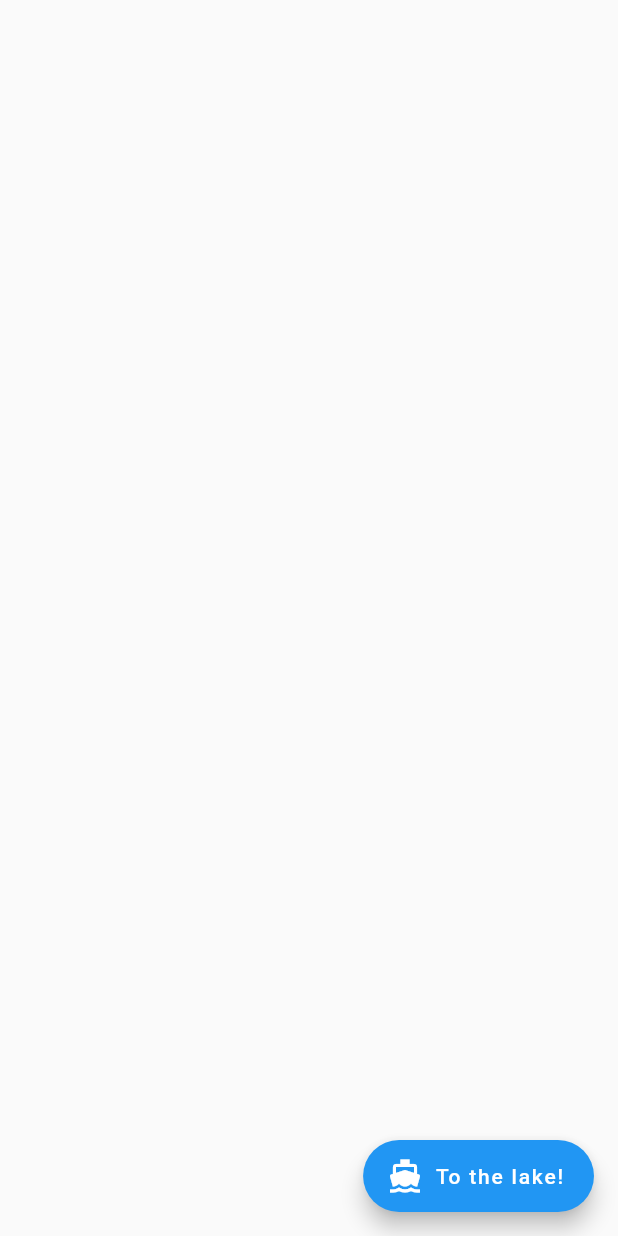
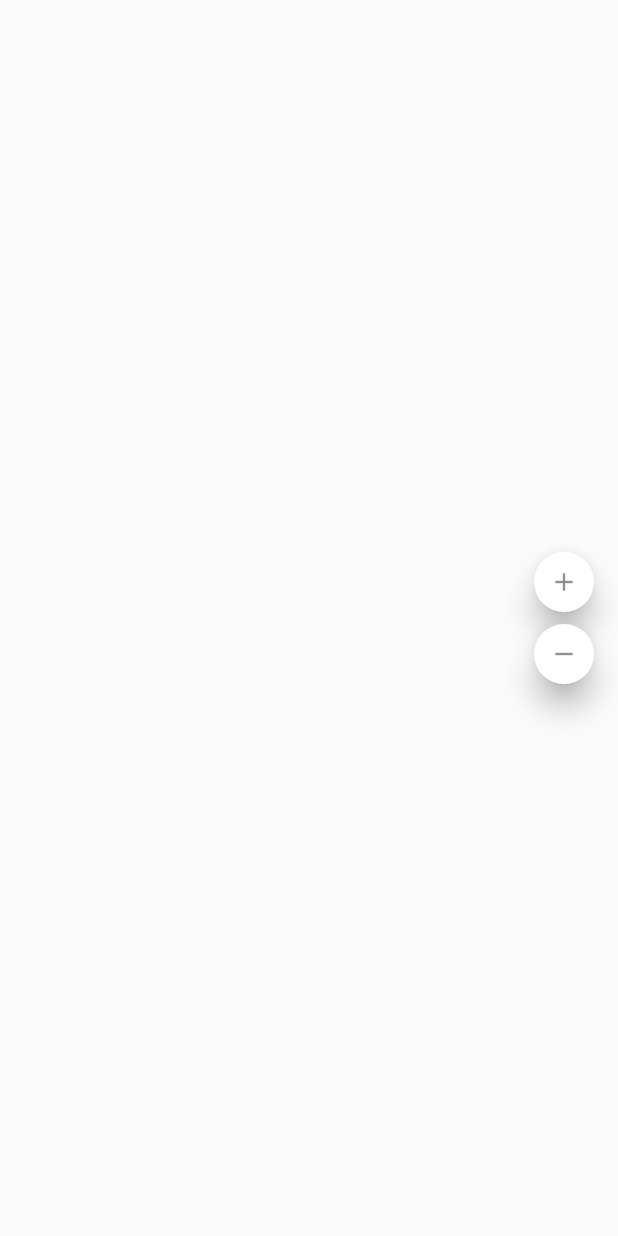
Before and after one commit to Feelthewind/parking-front-flutter, a Flutter app: the screen it shows after launch, on a phone screen of 412 x 824 dp. Run offline on Flutter 3.47's test engine with Material 2 defaults, Android fonts, the phone set to English and light mode, and no system bars; our stand-ins replace google_maps_flutter, location; network calls fail; statements that could not run were skipped.

```diff
--- a/lib/main.dart
+++ b/lib/main.dart
@@ -2,6 +2,7 @@ import 'dart:convert';
 import 'dart:io';
 
 import 'package:flutter/material.dart';
+import 'package:flutter/rendering.dart';
 import 'package:flutter/services.dart';
 import 'package:google_maps_flutter/google_maps_flutter.dart';
 import 'package:http/http.dart' as http;
@@ -12,6 +13,7 @@ import 'models/parking.dart';
 
 void main() {
   runApp(MyApp());
+  // debugPaintSizeEnabled = true;
 }
 
 class MyApp extends StatelessWidget {
@@ -162,12 +164,14 @@ class MapSampleState extends State<MapSample> {
   @override
   Widget build(BuildContext context) {
     return new Scaffold(
-      body: currentLocation != null
+      body: Stack(
+        children: <Widget>[
+          currentLocation != null
               ? GoogleMap(
                   onMapCreated: _onMapCreated,
                   initialCameraPosition: CameraPosition(
-                target:
-                    LatLng(currentLocation.latitude, currentLocation.longitude),
+                    target: LatLng(
+                        currentLocation.latitude, currentLocation.longitude),
                     zoom: 17.0,
                   ),
                   // TODO(iskakaushik): Remove this when collection literals makes it to stable.
@@ -177,10 +181,46 @@ class MapSampleState extends State<MapSample> {
                   myLocationEnabled: true,
                 )
               : Container(),
-      floatingActionButton: FloatingActionButton.extended(
-        onPressed: () {},
-        label: Text('To the lake!'),
-        icon: Icon(Icons.directions_boat),
+          Container(
+            padding: const EdgeInsets.all(12.0),
+            width: double.infinity,
+            height: double.infinity,
+            child: Align(
+              alignment: Alignment.centerRight,
+              child: Column(
+                mainAxisSize: MainAxisSize.min,
+                children: <Widget>[
+                  FloatingActionButton(
+                    child: Icon(
+                      Icons.add,
+                      size: 20.0,
+                      color: Colors.black45,
+                    ),
+                    onPressed: () {
+                      controller.moveCamera(CameraUpdate.zoomIn());
+                    },
+                    backgroundColor: Colors.white,
+                    elevation: 8.0,
+                    mini: true,
+                  ),
+                  FloatingActionButton(
+                    child: Icon(
+                      Icons.remove,
+                      size: 20.0,
+                      color: Colors.black45,
+                    ),
+                    onPressed: () {
+                      controller.moveCamera(CameraUpdate.zoomOut());
+                    },
+                    backgroundColor: Colors.white,
+                    elevation: 8.0,
+                    mini: true,
+                  ),
+                ],
+              ),
+            ),
+          ),
+        ],
       ),
     );
   }
```
Lines whose indentation alone changed are shown as unchanged.
